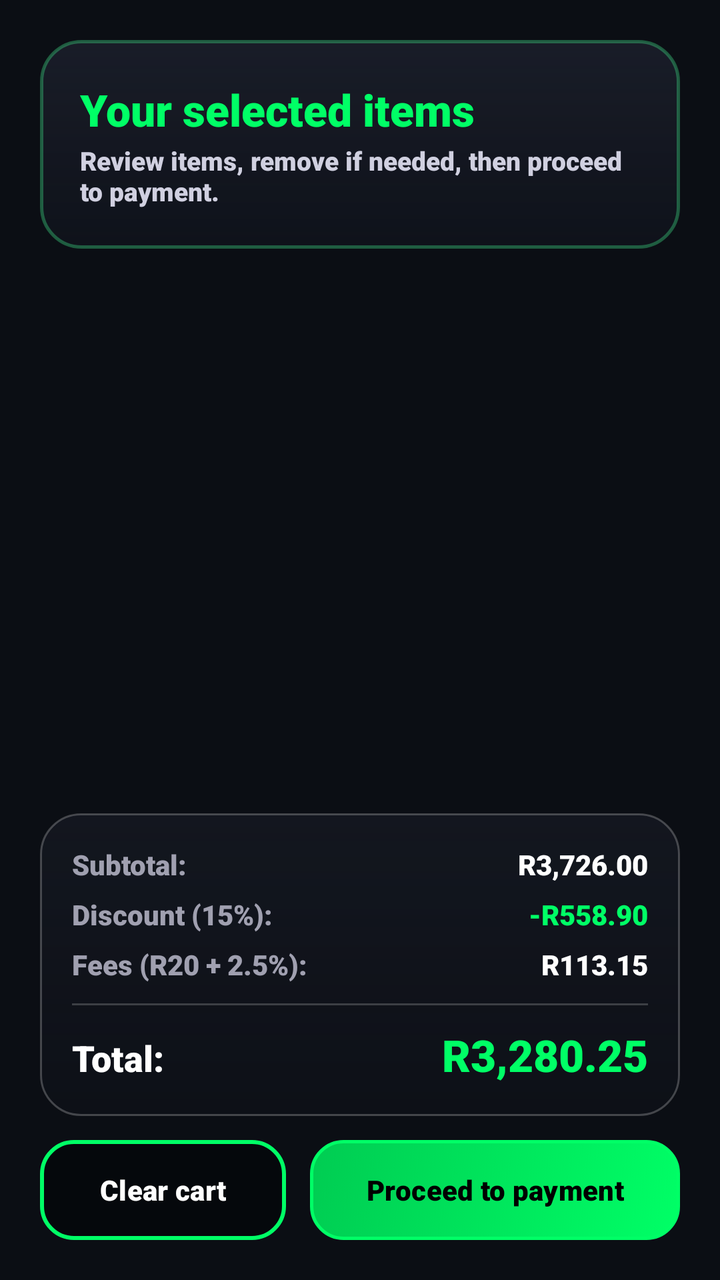
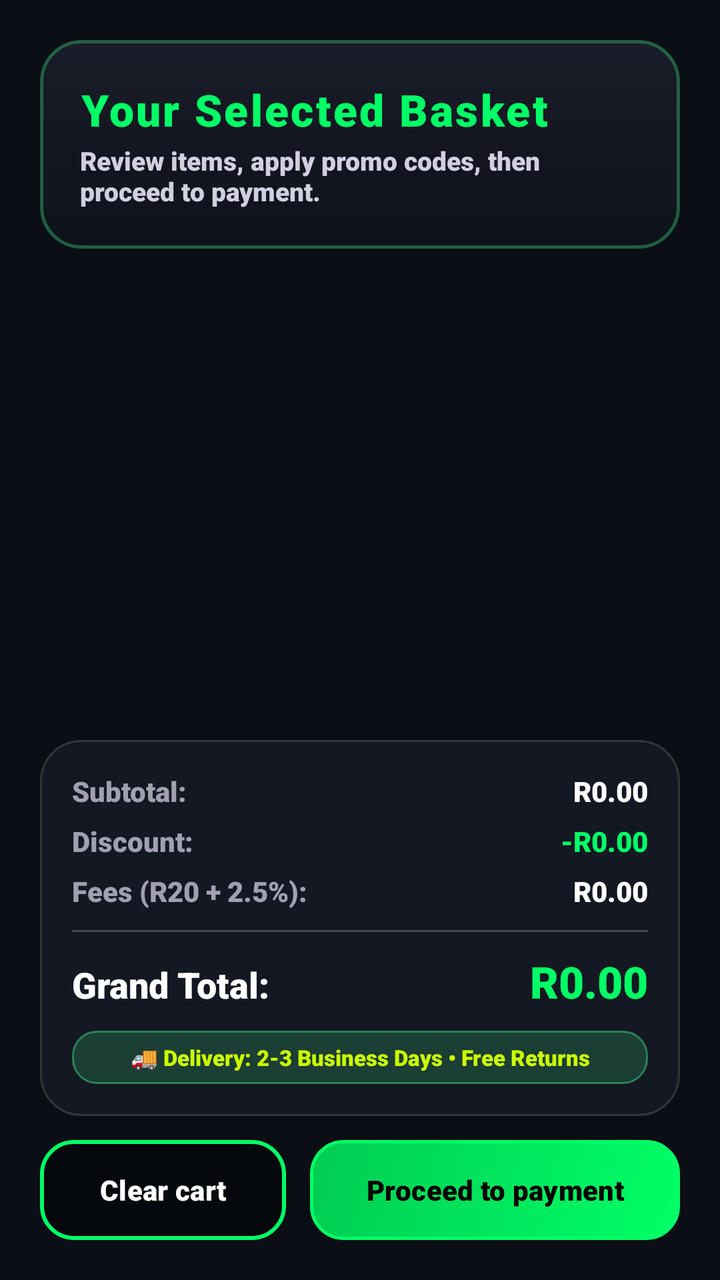

Before-and-after screenshots of an Android layout around one commit, followed by the original layout XML and the change that was made.
<!-- AndroidManifest.xml: application theme Theme.EnragedYetti -->
<!-- res/layout/fragment_cart.xml -->
<?xml version="1.0" encoding="utf-8"?>
<androidx.constraintlayout.widget.ConstraintLayout xmlns:android="http://schemas.android.com/apk/res/android"
    xmlns:app="http://schemas.android.com/apk/res-auto"
    android:layout_width="match_parent"
    android:layout_height="match_parent"
    android:background="@android:color/transparent"
    android:padding="20dp">

    
    <LinearLayout
        android:id="@+id/headerContainer"
        android:layout_width="match_parent"
        android:layout_height="wrap_content"
        android:background="@drawable/glass_card_highlighted"
        android:orientation="vertical"
        android:padding="20dp"
        app:layout_constraintTop_toTopOf="parent">

        <TextView
            android:id="@+id/cartTitle"
            android:layout_width="wrap_content"
            android:layout_height="wrap_content"
            android:text="Your selected items"
            android:textColor="#00FF66"
            android:textSize="22sp"
            android:textStyle="bold" />

        <TextView
            android:layout_width="wrap_content"
            android:layout_height="wrap_content"
            android:layout_marginTop="2dp"
            android:text="Review items, remove if needed, then proceed to payment."
            android:textColor="@color/text_secondary"
            android:textSize="13sp" />
    </LinearLayout>

    <androidx.recyclerview.widget.RecyclerView
        android:id="@+id/cartRecyclerView"
        android:layout_width="0dp"
        android:layout_height="0dp"
        android:layout_marginTop="16dp"
        android:layout_marginBottom="16dp"
        app:layout_constraintBottom_toTopOf="@+id/totalCard"
        app:layout_constraintEnd_toEndOf="parent"
        app:layout_constraintStart_toStartOf="parent"
        app:layout_constraintTop_toBottomOf="@id/headerContainer" />

    
    <LinearLayout
        android:id="@+id/totalCard"
        android:layout_width="match_parent"
        android:layout_height="wrap_content"
        android:layout_marginBottom="12dp"
        android:background="@drawable/glass_card_background"
        android:orientation="vertical"
        android:padding="16dp"
        app:layout_constraintBottom_toTopOf="@+id/buttonRow">

        <LinearLayout
            android:layout_width="match_parent"
            android:layout_height="wrap_content"
            android:orientation="horizontal">

            <TextView
                android:layout_width="0dp"
                android:layout_height="wrap_content"
                android:layout_weight="1"
                android:text="Subtotal:"
                android:textColor="@color/text_gray"
                android:textSize="14sp" />

            <TextView
                android:id="@+id/tvSubtotal"
                android:layout_width="wrap_content"
                android:layout_height="wrap_content"
                android:text="R3,726.00"
                android:textColor="@color/white"
                android:textSize="14sp"
                android:textStyle="bold" />
        </LinearLayout>

        <LinearLayout
            android:layout_width="match_parent"
            android:layout_height="wrap_content"
            android:layout_marginTop="6dp"
            android:orientation="horizontal">

            <TextView
                android:id="@+id/tvDiscountLabel"
                android:layout_width="0dp"
                android:layout_height="wrap_content"
                android:layout_weight="1"
                android:text="Discount (15%):"
                android:textColor="@color/text_gray"
                android:textSize="14sp" />

            <TextView
                android:id="@+id/tvDiscount"
                android:layout_width="wrap_content"
                android:layout_height="wrap_content"
                android:text="-R558.90"
                android:textColor="#00FF66"
                android:textSize="14sp"
                android:textStyle="bold" />
        </LinearLayout>

        <LinearLayout
            android:layout_width="match_parent"
            android:layout_height="wrap_content"
            android:layout_marginTop="6dp"
            android:orientation="horizontal">

            <TextView
                android:layout_width="0dp"
                android:layout_height="wrap_content"
                android:layout_weight="1"
                android:text="Fees (R20 + 2.5%):"
                android:textColor="@color/text_gray"
                android:textSize="14sp" />

            <TextView
                android:id="@+id/tvFees"
                android:layout_width="wrap_content"
                android:layout_height="wrap_content"
                android:text="R113.15"
                android:textColor="@color/white"
                android:textSize="14sp"
                android:textStyle="bold" />
        </LinearLayout>

        <View
            android:layout_width="match_parent"
            android:layout_height="1dp"
            android:layout_marginVertical="10dp"
            android:background="#30FFFFFF" />

        <LinearLayout
            android:layout_width="match_parent"
            android:layout_height="wrap_content"
            android:orientation="horizontal">

            <TextView
                android:layout_width="0dp"
                android:layout_height="wrap_content"
                android:layout_weight="1"
                android:text="Total:"
                android:textColor="@color/white"
                android:textSize="18sp"
                android:textStyle="bold" />

            <TextView
                android:id="@+id/tvGrandTotal"
                android:layout_width="wrap_content"
                android:layout_height="wrap_content"
                android:text="R3,280.25"
                android:textColor="#00FF66"
                android:textSize="22sp"
                android:textStyle="bold" />
        </LinearLayout>
    </LinearLayout>

    
    <LinearLayout
        android:id="@+id/buttonRow"
        android:layout_width="match_parent"
        android:layout_height="wrap_content"
        android:orientation="horizontal"
        app:layout_constraintBottom_toBottomOf="parent">

        <com.google.android.material.button.MaterialButton
            android:id="@+id/btnClearCart"
            style="@style/Widget.Material3.Button.UnelevatedButton"
            android:layout_width="0dp"
            android:layout_height="50dp"
            android:layout_marginEnd="6dp"
            android:layout_weight="1"
            android:background="@drawable/glow_button_dark"
            android:text="Clear cart"
            android:textColor="@color/glow_button_dark_text_color"
            android:textSize="14sp"
            android:textStyle="bold"
            app:backgroundTint="@null" />

        <com.google.android.material.button.MaterialButton
            android:id="@+id/btnCheckout"
            style="@style/Widget.Material3.Button.UnelevatedButton"
            android:layout_width="0dp"
            android:layout_height="50dp"
            android:layout_marginStart="6dp"
            android:layout_weight="1.5"
            android:background="@drawable/glow_button_green"
            android:text="Proceed to payment"
            android:textColor="#000000"
            android:textSize="14sp"
            android:textStyle="bold"
            app:backgroundTint="@null" />

    </LinearLayout>

</androidx.constraintlayout.widget.ConstraintLayout>
<!-- resources referenced by this layout -->
<resources>
  <color name="text_gray">#A0A0B0</color>
  <color name="text_secondary">#D0D0E0</color>
  <color name="white">#FFFFFFFF</color>
  <!-- drawable glass_card_background (drawable) -->
  <?xml version="1.0" encoding="utf-8"?>
  <shape xmlns:android="http://schemas.android.com/apk/res/android"
      android:shape="rectangle">
      <gradient
          android:angle="270"
          android:startColor="#382E3244"
          android:endColor="#1C181C2B"
          android:type="linear" />
      <corners android:radius="20dp" />
      <stroke
          android:width="1dp"
          android:color="#3AFFFFFF" />
  </shape>
  <!-- drawable glass_card_highlighted (drawable) -->
  <?xml version="1.0" encoding="utf-8"?>
  <shape xmlns:android="http://schemas.android.com/apk/res/android"
      android:shape="rectangle">
      <gradient
          android:angle="270"
          android:startColor="#4D383D54"
          android:endColor="#2B1D2235"
          android:type="linear" />
      <corners android:radius="20dp" />
      <stroke
          android:width="1.5dp"
          android:color="#603DDC84" />
  </shape>
  <!-- drawable glow_button_dark (drawable) -->
  <?xml version="1.0" encoding="utf-8"?>
  <selector xmlns:android="http://schemas.android.com/apk/res/android">
      <item android:state_pressed="true">
          <shape android:shape="rectangle">
              <solid android:color="#00FF66" />
              <corners android:radius="16dp" />
              <stroke android:width="2dp" android:color="#FFFFFF" />
          </shape>
      </item>
      <item>
          <shape android:shape="rectangle">
              <solid android:color="#E005070C" />
              <corners android:radius="16dp" />
              <stroke android:width="2dp" android:color="#00FF66" />
          </shape>
      </item>
  </selector>
  <!-- drawable glow_button_green (drawable) -->
  <?xml version="1.0" encoding="utf-8"?>
  <selector xmlns:android="http://schemas.android.com/apk/res/android">
      <item android:state_pressed="true">
          <shape android:shape="rectangle">
              <gradient
                  android:angle="135"
                  android:startColor="#66FF99"
                  android:endColor="#00FF66"
                  android:type="linear" />
              <corners android:radius="16dp" />
              <stroke android:width="2dp" android:color="#FFFFFF" />
          </shape>
      </item>
      <item>
          <shape android:shape="rectangle">
              <gradient
                  android:angle="135"
                  android:startColor="#00FF66"
                  android:endColor="#00CC52"
                  android:type="linear" />
              <corners android:radius="16dp" />
              <stroke android:width="1.5dp" android:color="#00FF66" />
          </shape>
      </item>
  </selector>
  <style name="Theme.EnragedYetti" parent="Base.Theme.EnragedYetti" />
  <style name="Base.Theme.EnragedYetti" parent="Theme.Material3.DayNight.NoActionBar">
          <item name="colorPrimary">@color/yetti_primary</item>
          <item name="colorPrimaryVariant">@color/yetti_primary_dark</item>
          <item name="colorOnPrimary">@color/black</item>
          <item name="colorSecondary">@color/yetti_accent</item>
          <item name="colorSecondaryVariant">@color/yetti_accent</item>
          <item name="colorOnSecondary">@color/white</item>
          <item name="android:statusBarColor">#FF0B0E14</item>
          <item name="android:windowBackground">#FF0B0E14</item>
          <item name="android:fontFamily">sans-serif-black</item>
          <item name="fontFamily">sans-serif-black</item>
      </style>
  <color name="yetti_primary">#3DDC84</color>
  <color name="yetti_primary_dark">#2EAF69</color>
  <color name="black">#FF000000</color>
  <color name="yetti_accent">#FF4081</color>
</resources>

<!-- the commit's change to res/layout/fragment_cart.xml (unified diff, before → after) -->
@@ -20,7 +20,9 @@
             android:id="@+id/cartTitle"
             android:layout_width="wrap_content"
             android:layout_height="wrap_content"
-            android:text="Your selected items"
+            android:fontFamily="sans-serif-black"
+            android:letterSpacing="0.05"
+            android:text="Your Selected Basket"
             android:textColor="#00FF66"
             android:textSize="22sp"
             android:textStyle="bold" />
@@ -29,7 +31,7 @@
             android:layout_width="wrap_content"
             android:layout_height="wrap_content"
             android:layout_marginTop="2dp"
-            android:text="Review items, remove if needed, then proceed to payment."
+            android:text="Review items, apply promo codes, then proceed to payment."
             android:textColor="@color/text_secondary"
             android:textSize="13sp" />
     </LinearLayout>
@@ -38,8 +40,8 @@
         android:id="@+id/cartRecyclerView"
         android:layout_width="0dp"
         android:layout_height="0dp"
-        android:layout_marginTop="16dp"
-        android:layout_marginBottom="16dp"
+        android:layout_marginTop="12dp"
+        android:layout_marginBottom="12dp"
         app:layout_constraintBottom_toTopOf="@+id/totalCard"
         app:layout_constraintEnd_toEndOf="parent"
         app:layout_constraintStart_toStartOf="parent"
@@ -51,7 +53,7 @@
         android:layout_width="match_parent"
         android:layout_height="wrap_content"
         android:layout_marginBottom="12dp"
-        android:background="@drawable/glass_card_background"
+        android:background="@drawable/behance_card_bg"
         android:orientation="vertical"
         android:padding="16dp"
         app:layout_constraintBottom_toTopOf="@+id/buttonRow">
@@ -73,7 +75,7 @@
                 android:id="@+id/tvSubtotal"
                 android:layout_width="wrap_content"
                 android:layout_height="wrap_content"
-                android:text="R3,726.00"
+                android:text="R0.00"
                 android:textColor="@color/white"
                 android:textSize="14sp"
                 android:textStyle="bold" />
@@ -90,7 +92,7 @@
                 android:layout_width="0dp"
                 android:layout_height="wrap_content"
                 android:layout_weight="1"
-                android:text="Discount (15%):"
+                android:text="Discount:"
                 android:textColor="@color/text_gray"
                 android:textSize="14sp" />
 
@@ -98,7 +100,7 @@
                 android:id="@+id/tvDiscount"
                 android:layout_width="wrap_content"
                 android:layout_height="wrap_content"
-                android:text="-R558.90"
+                android:text="-R0.00"
                 android:textColor="#00FF66"
                 android:textSize="14sp"
                 android:textStyle="bold" />
@@ -122,7 +124,7 @@
                 android:id="@+id/tvFees"
                 android:layout_width="wrap_content"
                 android:layout_height="wrap_content"
-                android:text="R113.15"
+                android:text="R0.00"
                 android:textColor="@color/white"
                 android:textSize="14sp"
                 android:textStyle="bold" />
@@ -143,7 +145,8 @@
                 android:layout_width="0dp"
                 android:layout_height="wrap_content"
                 android:layout_weight="1"
-                android:text="Total:"
+                android:fontFamily="sans-serif-black"
+                android:text="Grand Total:"
                 android:textColor="@color/white"
                 android:textSize="18sp"
                 android:textStyle="bold" />
@@ -152,11 +155,26 @@
                 android:id="@+id/tvGrandTotal"
                 android:layout_width="wrap_content"
                 android:layout_height="wrap_content"
-                android:text="R3,280.25"
+                android:fontFamily="sans-serif-black"
+                android:text="R0.00"
                 android:textColor="#00FF66"
                 android:textSize="22sp"
                 android:textStyle="bold" />
         </LinearLayout>
+
+        
+        <TextView
+            android:layout_width="match_parent"
+            android:layout_height="wrap_content"
+            android:layout_marginTop="10dp"
+            android:background="@drawable/glass_badge_background"
+            android:gravity="center"
+            android:paddingVertical="6dp"
+            android:text="🚚 Delivery: 2-3 Business Days • Free Returns"
+            android:textColor="@color/solar_lime"
+            android:textSize="11sp"
+            android:textStyle="bold" />
+
     </LinearLayout>
 
     
@@ -189,6 +207,7 @@
             android:layout_marginStart="6dp"
             android:layout_weight="1.5"
             android:background="@drawable/glow_button_green"
+            android:fontFamily="sans-serif-black"
             android:text="Proceed to payment"
             android:textColor="#000000"
             android:textSize="14sp"
<!-- resource entries referenced after the edit -->
@@ -1,21 +1,28 @@
 <!-- resources referenced by this layout -->
 <resources>
+  <color name="solar_lime">#CCFF00</color>
   <color name="text_gray">#A0A0B0</color>
   <color name="text_secondary">#D0D0E0</color>
   <color name="white">#FFFFFFFF</color>
-  <!-- drawable glass_card_background (drawable) -->
+  <!-- drawable behance_card_bg (drawable) -->
   <?xml version="1.0" encoding="utf-8"?>
   <shape xmlns:android="http://schemas.android.com/apk/res/android"
       android:shape="rectangle">
-      <gradient
-          android:angle="270"
-          android:startColor="#382E3244"
-          android:endColor="#1C181C2B"
-          android:type="linear" />
+      <solid android:color="#141822" />
       <corners android:radius="20dp" />
       <stroke
           android:width="1dp"
-          android:color="#3AFFFFFF" />
+          android:color="#25FFFFFF" />
+  </shape>
+  <!-- drawable glass_badge_background (drawable) -->
+  <?xml version="1.0" encoding="utf-8"?>
+  <shape xmlns:android="http://schemas.android.com/apk/res/android"
+      android:shape="rectangle">
+      <solid android:color="#303DDC84" />
+      <corners android:radius="12dp" />
+      <stroke
+          android:width="1dp"
+          android:color="#803DDC84" />
   </shape>
   <!-- drawable glass_card_highlighted (drawable) -->
   <?xml version="1.0" encoding="utf-8"?>
